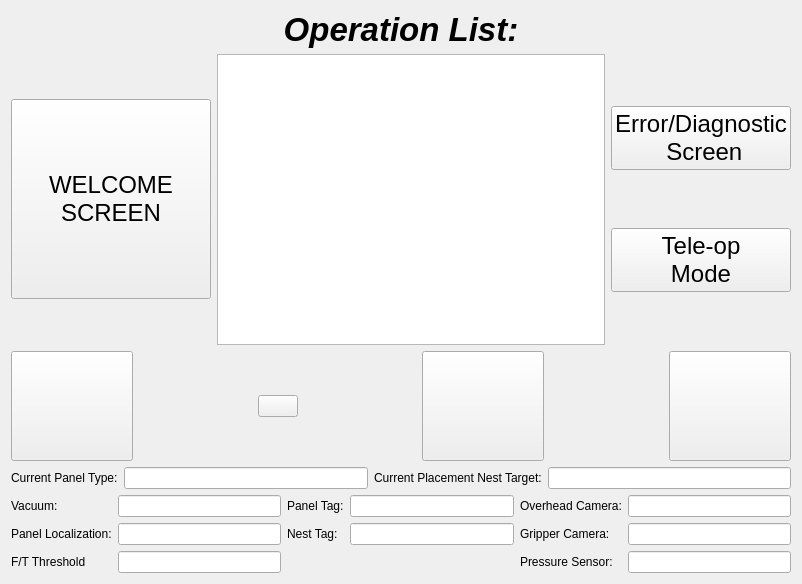
Before: the Qt Designer form resource/Runscreen.ui in rpiRobotics/rpi_arm_composites_manufacturing_gui, drawn with Qt 5.
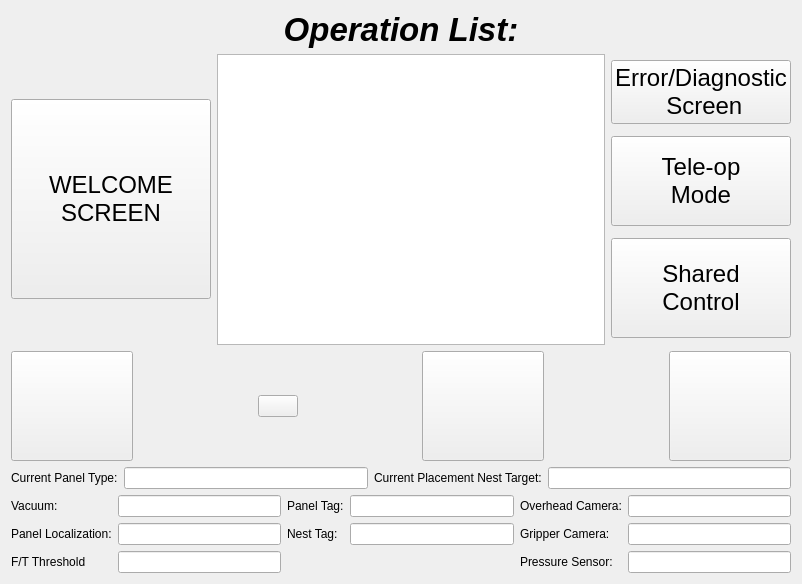
After: the same form once the commit is applied. Icons and pictures are not drawn.

Diff of the .ui file:
```diff
--- a/resource/Runscreen.ui
+++ b/resource/Runscreen.ui
@@ -140,6 +140,12 @@
        </item>
        <item>
         <widget class="QPushButton" name="accessTeleop">
+         <property name="minimumSize">
+          <size>
+           <width>0</width>
+           <height>90</height>
+          </size>
+         </property>
          <property name="font">
           <font>
            <pointsize>18</pointsize>
@@ -161,6 +167,25 @@
          </property>
         </widget>
        </item>
+       <item>
+        <widget class="QPushButton" name="sharedControl">
+         <property name="minimumSize">
+          <size>
+           <width>0</width>
+           <height>100</height>
+          </size>
+         </property>
+         <property name="font">
+          <font>
+           <pointsize>18</pointsize>
+          </font>
+         </property>
+         <property name="text">
+          <string>Shared
+Control</string>
+         </property>
+        </widget>
+       </item>
       </layout>
      </item>
      <item row="0" column="1">
```
Left out of the diff: 2 changed lines with no effect on the pictures.
